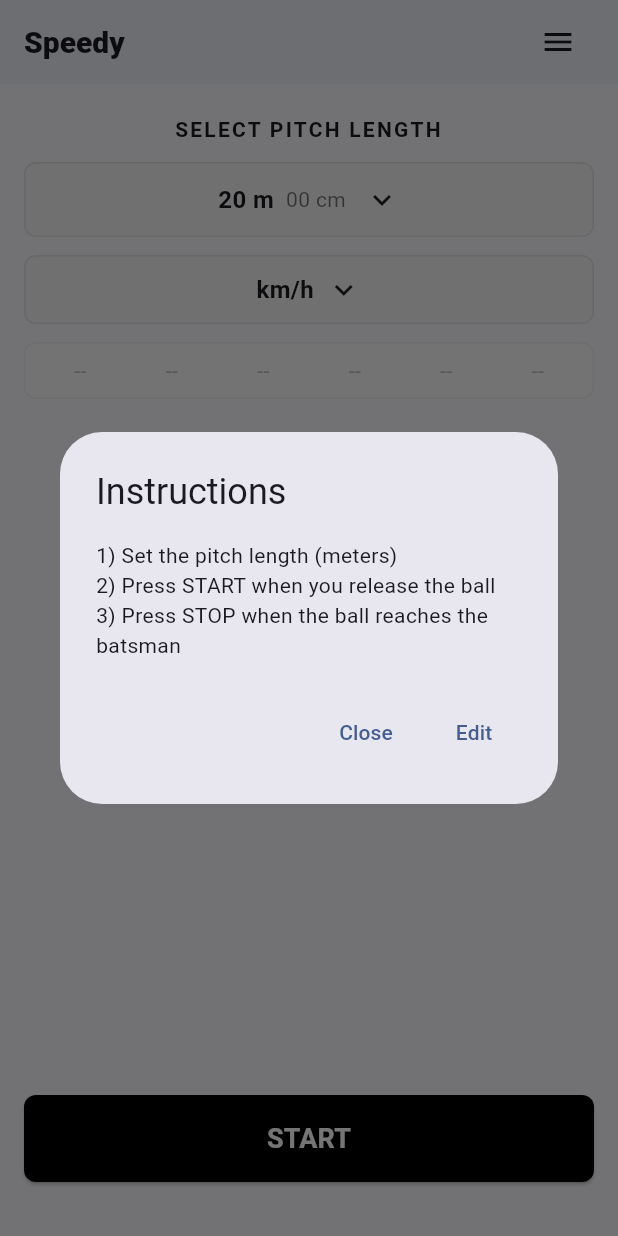
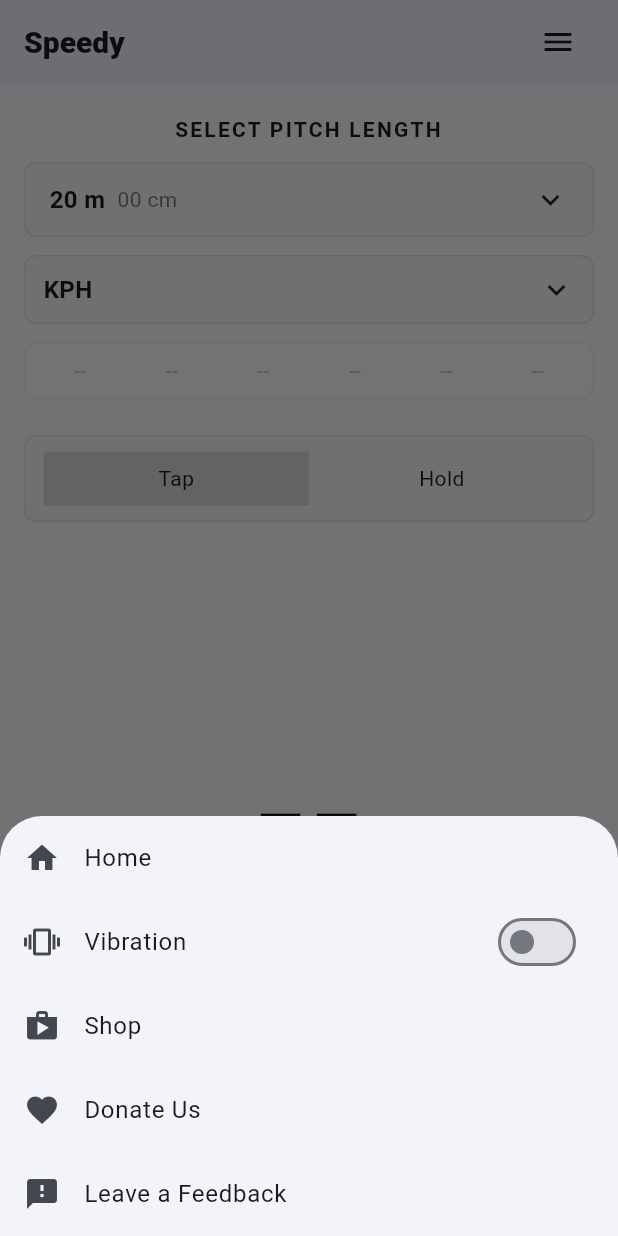
Before and after one commit to staraircool/speed4, a Flutter app: the screen it shows after launch, after a tap on the "menu" icon, on a phone screen of 412 x 824 dp. Run offline on Flutter 3.47's test engine with Material 3 defaults, Android fonts, the phone set to English and light mode, and no system bars.

Commit message:
chore(format): format & finalize UI changes

```diff
--- a/lib/main.dart
+++ b/lib/main.dart
@@ -1,6 +1,7 @@
 import 'package:flutter/material.dart';
 import 'package:flutter/cupertino.dart';
 import 'dart:async';
+import 'package:flutter/services.dart';
 import 'speed_calc.dart';
 
 enum Unit { kmh, mph }
@@ -42,8 +43,10 @@
   final List<double> _history = [];
   double _animatedSpeedStart = 0.0;
   double _animatedSpeedEnd = 0.0;
-  String _instructions =
-      '1) Set the pitch length (meters)\n2) Press START when you release the ball\n3) Press STOP when the ball reaches the batsman';
+  // instructions removed
+
+  bool _vibrationEnabled = false;
+  bool _useHold = false; // false -> Tap (default), true -> Hold
 
   final List<int> _meterValues =
       List<int>.generate(31, (i) => 10 + i); // 10..40
@@ -70,15 +73,23 @@
 
   void _toggleStartStop() {
     if (!_running) {
+      _start();
+    } else {
+      _end();
+    }
+  }
+
+  void _start() {
     setState(() {
       _startTime = DateTime.now();
       _running = true;
       _speedKmh = null;
-        // reset animation
       _animatedSpeedStart = _animatedSpeedEnd;
       _animatedSpeedEnd = _animatedSpeedStart;
     });
-    } else {
+  }
+
+  void _end() {
     setState(() {
       _endTime = DateTime.now();
       _running = false;
@@ -92,15 +103,18 @@
           _history.add(_speedKmh!);
           if (_history.length > 6) _history.removeAt(0);
           // update animation targets (convert to selected unit for display)
-            final displayVal = _selectedUnit == Unit.kmh
-                ? _speedKmh!
-                : (_speedKmh! * 0.621371);
+          final displayVal =
+              _selectedUnit == Unit.kmh ? _speedKmh! : (_speedKmh! * 0.621371);
           _animatedSpeedStart = _animatedSpeedEnd;
           _animatedSpeedEnd = displayVal;
+          if (_vibrationEnabled) {
+            try {
+              HapticFeedback.vibrate();
+            } catch (_) {}
+          }
         }
       }
     });
-    }
   }
 
   void _onMeterChanged(int index) {
@@ -120,55 +134,45 @@
     });
   }
 
-  Future<void> _editInstructions() async {
-    final controller = TextEditingController(text: _instructions);
-    final ok = await showDialog<bool?>(
+  // Instructions have been removed from the main UI.
+
+  // Instructions are accessible via the nav menu (Edit kept available)
+
+  void _showNavMenu() {
+    showModalBottomSheet<void>(
       context: context,
-      builder: (context) => AlertDialog(
-        title: const Text('Instructions'),
-        content: SizedBox(
-          width: double.maxFinite,
-          child: TextField(
-            controller: controller,
-            maxLines: 8,
-            decoration: const InputDecoration(border: OutlineInputBorder()),
+      builder: (context) => SafeArea(
+        child: Column(
+          mainAxisSize: MainAxisSize.min,
+          children: [
+            ListTile(
+                leading: const Icon(Icons.home),
+                title: const Text('Home'),
+                onTap: () => Navigator.of(context).pop()),
+            ListTile(
+              leading: Icon(_vibrationEnabled
+                  ? Icons.vibration
+                  : Icons.vibration_outlined),
+              title: const Text('Vibration'),
+              trailing: Switch(
+                value: _vibrationEnabled,
+                onChanged: (v) => setState(() => _vibrationEnabled = v),
               ),
             ),
-        actions: [
-          TextButton(
-              onPressed: () => Navigator.of(context).pop(false),
-              child: const Text('Cancel')),
-          ElevatedButton(
-              onPressed: () => Navigator.of(context).pop(true),
-              child: const Text('Save')),
+            ListTile(
+                leading: const Icon(Icons.shop),
+                title: const Text('Shop'),
+                onTap: () => Navigator.of(context).pop()),
+            ListTile(
+                leading: const Icon(Icons.favorite),
+                title: const Text('Donate Us'),
+                onTap: () => Navigator.of(context).pop()),
+            ListTile(
+                leading: const Icon(Icons.feedback),
+                title: const Text('Leave a Feedback'),
+                onTap: () => Navigator.of(context).pop()),
           ],
         ),
-    );
-
-    if (ok == true) {
-      setState(() {
-        _instructions = controller.text;
-      });
-    }
-  }
-
-  void _showInstructionsDialog() {
-    showDialog<void>(
-      context: context,
-      builder: (context) => AlertDialog(
-        title: const Text('Instructions'),
-        content: SingleChildScrollView(child: Text(_instructions)),
-        actions: [
-          TextButton(
-              onPressed: () => Navigator.of(context).pop(),
-              child: const Text('Close')),
-          TextButton(
-              onPressed: () {
-                Navigator.of(context).pop();
-                _editInstructions();
-              },
-              child: const Text('Edit')),
-        ],
       ),
     );
   }
@@ -244,7 +248,7 @@
   }
 
   Future<void> _showUnitPickerModal() async {
-    final units = ['km/h', 'mph'];
+    final units = ['KPH', 'MPH'];
     int currentIndex = _selectedUnit == Unit.kmh ? 0 : 1;
     await showCupertinoModalPopup<void>(
       context: context,
@@ -303,7 +307,7 @@
             IconButton(
               icon: const Icon(Icons.menu),
               tooltip: 'Menu',
-              onPressed: _showInstructionsDialog,
+              onPressed: _showNavMenu,
             ),
           ],
         ),
@@ -350,6 +354,7 @@
                             fontSize: 14, color: Colors.black54),
                       ),
                       const SizedBox(width: 12),
+                      const Spacer(),
                       const Icon(Icons.keyboard_arrow_down),
                     ],
                   ),
@@ -371,11 +376,12 @@
                     mainAxisAlignment: MainAxisAlignment.center,
                     children: [
                       Text(
-                        _selectedUnit == Unit.kmh ? 'km/h' : 'mph',
+                        _selectedUnit == Unit.kmh ? 'KPH' : 'MPH',
                         style: const TextStyle(
                             fontSize: 16, fontWeight: FontWeight.w600),
                       ),
                       const SizedBox(width: 8),
+                      const Spacer(),
                       const Icon(Icons.keyboard_arrow_down),
                     ],
                   ),
@@ -422,6 +428,42 @@
                 ),
               ),
               const SizedBox(height: 24),
+              // Tap / Hold selector bar
+              Container(
+                padding:
+                    const EdgeInsets.symmetric(vertical: 10, horizontal: 12),
+                decoration: BoxDecoration(
+                  color: Colors.grey.shade100,
+                  borderRadius: BorderRadius.circular(8),
+                  border: Border.all(color: Colors.grey.shade300),
+                ),
+                child: Row(
+                  mainAxisAlignment: MainAxisAlignment.center,
+                  children: [
+                    Expanded(
+                      child: GestureDetector(
+                        onTap: () => setState(() => _useHold = false),
+                        child: Container(
+                          padding: const EdgeInsets.symmetric(vertical: 8),
+                          color: _useHold ? Colors.transparent : Colors.black12,
+                          child: const Center(child: Text('Tap')),
+                        ),
+                      ),
+                    ),
+                    Expanded(
+                      child: GestureDetector(
+                        onTap: () => setState(() => _useHold = true),
+                        child: Container(
+                          padding: const EdgeInsets.symmetric(vertical: 8),
+                          color: _useHold ? Colors.black12 : Colors.transparent,
+                          child: const Center(child: Text('Hold')),
+                        ),
+                      ),
+                    ),
+                  ],
+                ),
+              ),
+              const SizedBox(height: 24),
               Expanded(
                 child: Center(
                   child: TweenAnimationBuilder<double>(
@@ -444,6 +486,13 @@
               // Full-width ElevatedButton for start/end
               SizedBox(
                 width: double.infinity,
+                child: Listener(
+                  onPointerDown: (_) {
+                    if (_useHold) _start();
+                  },
+                  onPointerUp: (_) {
+                    if (_useHold) _end();
+                  },
                   child: ElevatedButton(
                     style: ElevatedButton.styleFrom(
                       backgroundColor:
@@ -452,13 +501,14 @@
                       shape: RoundedRectangleBorder(
                           borderRadius: BorderRadius.circular(8)),
                     ),
-                  onPressed: _toggleStartStop,
+                    onPressed: _useHold ? null : _toggleStartStop,
                     child: Text(
                       _running ? 'END' : 'START',
                       style: const TextStyle(
                           fontSize: 18,
                           fontWeight: FontWeight.bold,
                           color: Colors.white),
+                    ),
                   ),
                 ),
               ),
```
Lines whose indentation alone changed are shown as unchanged.
